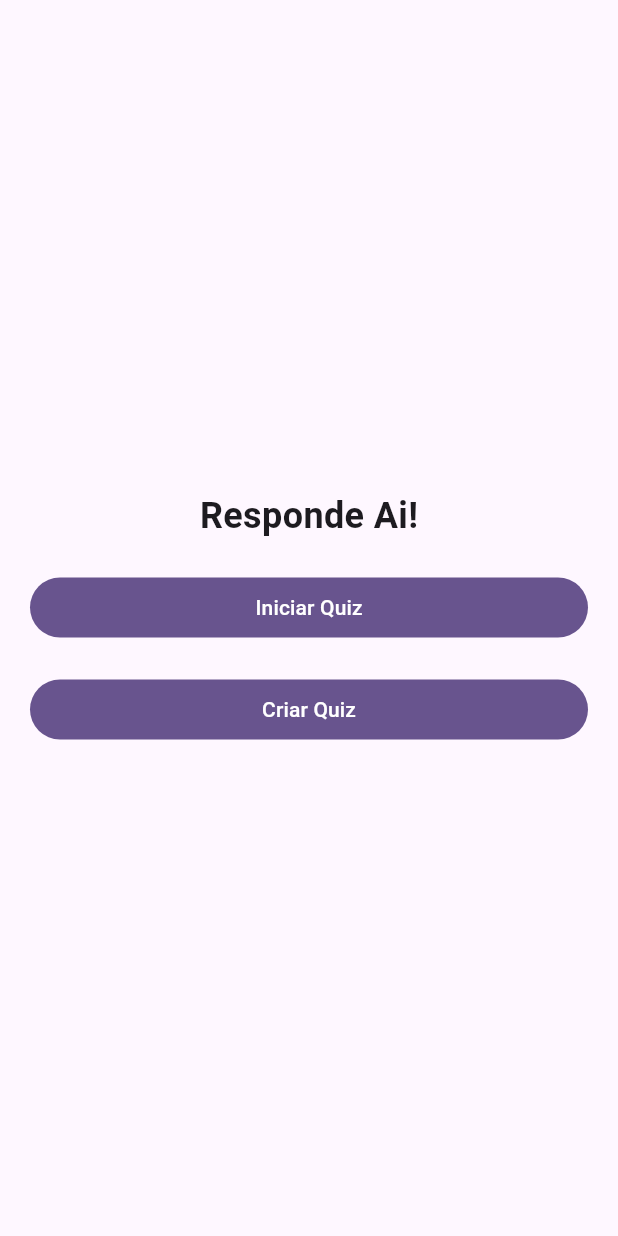
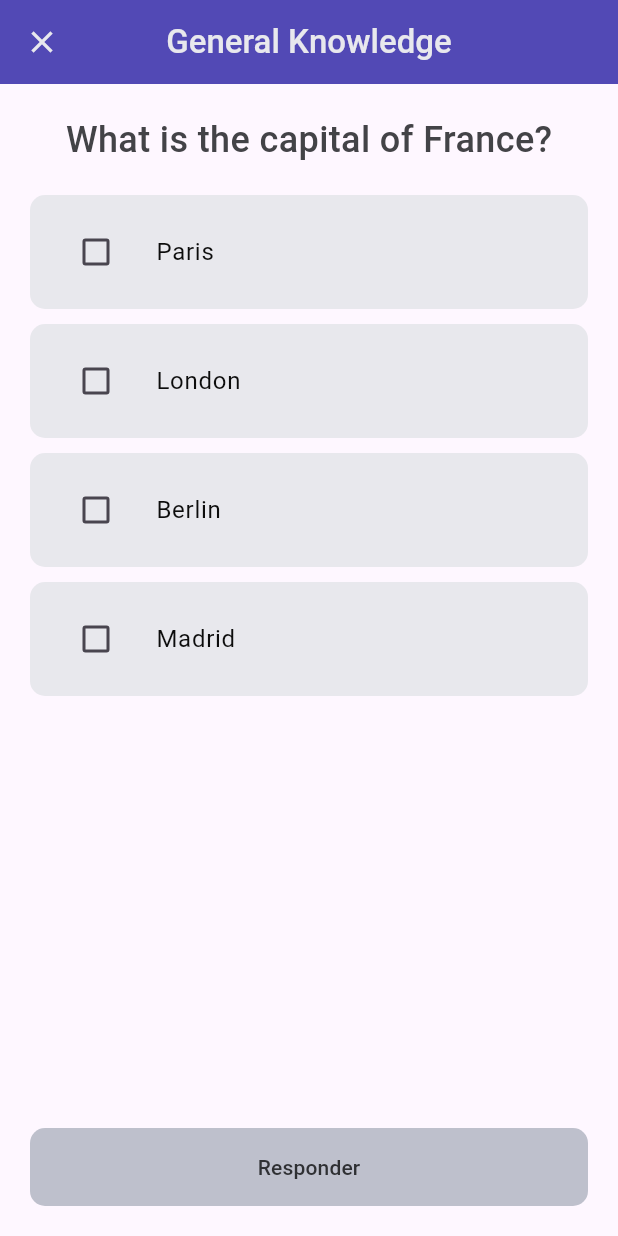
Before and after one commit to lucasmoreno01/reponde-ai, a Flutter app: the screen it shows after launch, after a tap on "Iniciar Quiz", on a phone screen of 412 x 824 dp. Run offline on Flutter 3.47's test engine with Material 3 defaults, Android fonts, the phone set to English and light mode, and no system bars.

Commit message:
feat: start quiz

```diff
--- a/lib/main.dart
+++ b/lib/main.dart
@@ -1,23 +1,25 @@
 import 'package:flutter/material.dart';
 import 'package:responde_ai/quiz/home_page.dart';
+import 'package:responde_ai/quiz/quiz_page.dart';
+import 'package:responde_ai/shared/theme/app_theme.dart';
 
 void main() {
-  runApp(const MyApp());
+  runApp(const RespondeAiApp());
 }
 
-class MyApp extends StatelessWidget {
-  const MyApp({super.key});
+class RespondeAiApp extends StatelessWidget {
+  const RespondeAiApp({super.key});
 
-  // This widget is the root of your application.
   @override
   Widget build(BuildContext context) {
     return MaterialApp(
-      title: 'Flutter Demo',
-      theme: ThemeData(
-
-        colorScheme: ColorScheme.fromSeed(seedColor: Colors.deepPurple),
-      ),
-      home: const HomePage()
+      initialRoute: '/',
+      routes: {
+        '/': (context) => const HomePage(),
+        QuizPage.routeName: (context) => const QuizPage(),
+      },
+      title: 'Responde Aí!',
+      theme: AppTheme.appTheme(context),
     );
   }
 }
--- a/lib/quiz/home_page.dart
+++ b/lib/quiz/home_page.dart
@@ -1,4 +1,5 @@
 import 'package:flutter/material.dart';
+import 'package:responde_ai/quiz/quiz_page.dart';
 
 class HomePage extends StatelessWidget {
   const HomePage({super.key});
@@ -17,7 +18,12 @@ class HomePage extends StatelessWidget {
               'Responde Ai!',
               style: TextStyle(fontSize: 24, fontWeight: FontWeight.bold),
             ),
-            _AppButton(text: 'Iniciar Quiz', onPressed: () {}),
+            _AppButton(
+              text: 'Iniciar Quiz',
+              onPressed: () {
+                Navigator.pushNamed(context, QuizPage.routeName);
+              },
+            ),
             _AppButton(text: 'Criar Quiz', onPressed: () {}),
           ],
         ),
--- /dev/null
+++ b/lib/quiz/model/quiz_moldel.dart
@@ -0,0 +1,30 @@
+class Quiz {
+  final String id;
+  final List<Question> questions;
+  final int correctQuantity;
+  final String title;
+
+  Quiz({
+    required this.id,
+    required this.questions,
+    required this.correctQuantity,
+    required this.title,
+  });
+}
+
+class Question {
+  final String id;
+  final String question;
+  final List<Answer> answers;
+  final bool isMultipleChoice;
+ // TODO: Method to shuffle answers
+  Question( {required this.id, required this.question, required this.answers, required this.isMultipleChoice} );
+}
+
+class Answer {
+  final String id;
+  final String answer;
+  final bool isCorrect;
+
+  Answer({required this.id, required this.answer, required this.isCorrect});
+}
--- /dev/null
+++ b/lib/quiz/quiz_page.dart
@@ -0,0 +1,158 @@
+import 'package:flutter/material.dart';
+import 'package:responde_ai/quiz/repositories/quiz_repository.dart';
+import 'package:responde_ai/shared/theme/color_theme.dart';
+
+class QuizPage extends StatefulWidget {
+  static const String routeName = '/quiz';
+  const QuizPage({super.key});
+
+  @override
+  State<QuizPage> createState() => _QuizPageState();
+}
+
+int currentQuestionIndex = 0;
+
+class _QuizPageState extends State<QuizPage> {
+  int currentQuestionIndex = 0;
+  Set<String> selectedAnswers = {};
+  String? selectedAnswer;
+
+  bool answered = false;
+  @override
+  Widget build(BuildContext context) {
+    final quiz = quizzes[0];
+    final currentQuestion = quiz.questions[currentQuestionIndex];
+    final isMultipleChoice = currentQuestion.isMultipleChoice;
+
+    final markedOptions = (isMultipleChoice
+        ? selectedAnswers.length > 1
+        : selectedAnswer != null);
+
+    void selectAnswer(String answerId) {
+
+      if (answered) return;
+      setState(() {
+        if (isMultipleChoice) {
+          if (selectedAnswers.contains(answerId)) {
+            selectedAnswers.remove(answerId);
+          } else {
+            selectedAnswers.add(answerId);
+          }
+        } else {
+          selectedAnswer = answerId;
+        }
+      });
+    }
+
+    void nextQuestion() {
+      if (currentQuestionIndex < quiz.questions.length - 1) {
+        setState(() {
+          currentQuestionIndex++;
+          selectedAnswers = {};
+          selectedAnswer = null;
+          answered = false;
+        });
+      } else {
+        // TODO finalizar quiz
+      }
+    }
+
+    return Scaffold(
+      appBar: AppBar(
+        title: Text(quiz.title, style: TextStyle(fontWeight: FontWeight.w500)),
+        centerTitle: true,
+        leading: GestureDetector(
+          onTap: () => Navigator.pop(context),
+          child: const Icon(Icons.close),
+        ),
+        backgroundColor: ColorTheme.secondary,
+        foregroundColor: ColorTheme.neutral200,
+      ),
+      body: Padding(
+        padding: const EdgeInsets.symmetric(horizontal: 20),
+        child: SingleChildScrollView(
+          child: Column(
+            children: [
+              const SizedBox(height: 20),
+              Text(
+                currentQuestion.question,
+                style: TextStyle(
+                  fontSize: 24,
+                  fontWeight: FontWeight.w500,
+                  color: ColorTheme.neutral700,
+                ),
+              ),
+              const SizedBox(height: 20),
+              ...currentQuestion.answers.map((answer) {
+                final isSelected = isMultipleChoice
+                    ? selectedAnswers.contains(answer.id)
+                    : selectedAnswer == answer.id;
+
+                Color answerColor;
+                if (isSelected) {
+                  if (answered) {
+                    answerColor = answer.isCorrect
+                        ? ColorTheme.correct
+                        : ColorTheme.wrong;
+                  } else {
+                    answerColor = ColorTheme.tertiary;
+                  }
+                } else {
+                  if (answered && answer.isCorrect) {
+                    answerColor = ColorTheme.neutral600;
+                  } else {
+                    answerColor = ColorTheme.neutral200;
+                  }
+                }
+
+                return Padding(
+                  padding: const EdgeInsets.only(bottom: 10),
+                  child: ListTile(
+                    tileColor: answerColor,
+                    title: Text(
+                      answer.answer,
+                      style: TextStyle(color: ColorTheme.neutral950),
+                    ),
+                    leading: isMultipleChoice
+                        ? Checkbox(
+                            value: isSelected,
+                            onChanged: (_) =>  selectAnswer(answer.id),
+                          )
+                        : Radio<String>(
+                            value: answer.id,
+                            groupValue: selectedAnswer,
+                            onChanged: (_) => selectAnswer(answer.id),
+                          ),
+                    onTap: () => selectAnswer(answer.id),
+                  ),
+                );
+              }),
+            ],
+          ),
+        ),
+      ),
+      bottomNavigationBar: Container(
+        padding: const EdgeInsets.all(20),
+        child: !answered
+            ? FilledButton(
+                onPressed: markedOptions
+                    ? () {
+                        setState(() {
+                          answered = true;
+                        });
+                      }
+                    : null,
+                child: const Text('Responder'),
+              )
+            : FilledButton(
+                onPressed: nextQuestion,
+                child: Text(
+                  currentQuestionIndex < quiz.questions.length - 1
+                      ? 'Próxima Pergunta'
+                      : 'Finalizar Quiz',
+                ),
+              ),
+      ),
+    );
+  }
+}
--- /dev/null
+++ b/lib/quiz/repositories/quiz_repository.dart
@@ -0,0 +1,135 @@
+
+import 'package:responde_ai/quiz/model/quiz_moldel.dart';
+
+final List<Quiz> quizzes = [
+  Quiz(
+    id: 'quiz1',
+    title: 'General Knowledge',
+    correctQuantity: 3,
+    questions: [
+      Question(
+        isMultipleChoice: true,
+
+        id: 'q1',
+        question: 'What is the capital of France?',
+        answers: [
+          Answer(id: 'a1', answer: 'Paris', isCorrect: true),
+          Answer(id: 'a2', answer: 'London', isCorrect: false),
+          Answer(id: 'a3', answer: 'Berlin', isCorrect: true),
+          Answer(id: 'a4', answer: 'Madrid', isCorrect: false),
+        ],
+      ),
+      Question(
+        isMultipleChoice: false,
+
+        id: 'q2',
+        question: 'Which planet is known as the Red Planet?',
+        answers: [
+          Answer(id: 'a1', answer: 'Mars', isCorrect: true),
+          Answer(id: 'a2', answer: 'Venus', isCorrect: false),
+          Answer(id: 'a3', answer: 'Jupiter', isCorrect: false),
+          Answer(id: 'a4', answer: 'Saturn', isCorrect: false),
+        ],
+      ),
+      Question(
+        isMultipleChoice: false,
+
+        id: 'q3',
+        question: 'Who wrote "Romeo and Juliet"?',
+        answers: [
+          Answer(id: 'a1', answer: 'William Shakespeare', isCorrect: true),
+          Answer(id: 'a2', answer: 'Charles Dickens', isCorrect: false),
+          Answer(id: 'a3', answer: 'Jane Austen', isCorrect: false),
+          Answer(id: 'a4', answer: 'Mark Twain', isCorrect: false),
+        ],
+      ),
+    ],
+  ),
+  Quiz(
+    id: 'quiz2',
+    title: 'Science',
+    correctQuantity: 3,
+    questions: [
+      Question(
+        isMultipleChoice: false,
+        id: 'q1',
+        question: 'What is H2O commonly known as?',
+
+        answers: [
+          Answer(id: 'a1', answer: 'Water', isCorrect: true),
+          Answer(id: 'a2', answer: 'Oxygen', isCorrect: false),
+          Answer(id: 'a3', answer: 'Hydrogen', isCorrect: false),
+          Answer(id: 'a4', answer: 'Salt', isCorrect: false),
+        ],
+      ),
+      Question(
+        isMultipleChoice: false,
+
+        id: 'q2',
+        question: 'What gas do plants absorb from the atmosphere?',
+        answers: [
+          Answer(id: 'a1', answer: 'Carbon Dioxide', isCorrect: true),
+          Answer(id: 'a2', answer: 'Oxygen', isCorrect: false),
+          Answer(id: 'a3', answer: 'Nitrogen', isCorrect: false),
+          Answer(id: 'a4', answer: 'Hydrogen', isCorrect: false),
+        ],
+      ),
+      Question(
+        isMultipleChoice: false,
+
+        id: 'q3',
+        question: 'What is the boiling point of water?',
+        answers: [
+          Answer(id: 'a1', answer: '100°C', isCorrect: true),
+          Answer(id: 'a2', answer: '0°C', isCorrect: false),
+          Answer(id: 'a3', answer: '50°C', isCorrect: false),
+          Answer(id: 'a4', answer: '200°C', isCorrect: false),
+        ],
+      ),
+    ],
+  ),
+  Quiz(
+    id: 'quiz3',
+    title: 'Mathematics',
+    correctQuantity: 3,
+    questions: [
+      Question(
+        isMultipleChoice: false,
+
+        id: 'q1',
+        question: 'What is 2 + 2?',
+        answers: [
+          Answer(id: 'a1', answer: '4', isCorrect: true),
+          Answer(id: 'a2', answer: '3', isCorrect: false),
+          Answer(id: 'a3', answer: '5', isCorrect: false),
+          Answer(id: 'a4', answer: '6', isCorrect: false),
+        ],
+      ),
+      Question(
+        isMultipleChoice: false,
+
+        id: 'q2',
+        question: 'What is the square root of 9?',
+        answers: [
+          Answer(id: 'a1', answer: '3', isCorrect: true),
+          Answer(id: 'a2', answer: '9', isCorrect: false),
+          Answer(id: 'a3', answer: '6', isCorrect: false),
+          Answer(id: 'a4', answer: '1', isCorrect: false),
+        ],
+      ),
+      Question(
+        isMultipleChoice: false,
+
+        id: 'q3',
+        question: 'What is 10 divided by 2?',
+        answers: [
+          Answer(id: 'a1', answer: '5', isCorrect: true),
+          Answer(id: 'a2', answer: '2', isCorrect: false),
+          Answer(id: 'a3', answer: '10', isCorrect: false),
+          Answer(id: 'a4', answer: '20', isCorrect: false),
+        ],
+      ),
+    ],
+  ),
+];
+final List<String> test = [ 'w', 'w'];
--- /dev/null
+++ b/lib/shared/theme/app_theme.dart
@@ -0,0 +1,68 @@
+import 'package:flutter/material.dart';
+import 'package:responde_ai/shared/theme/color_theme.dart';
+
+class AppTheme {
+  static ThemeData appTheme(BuildContext context) {
+    // final textTheme = TextStyleConfig.getTextTheme(context);
+
+    return ThemeData(
+      useMaterial3: true,
+      // textTheme: textTheme,
+      // TODO COR DO BULLET E Chrckbox
+      primaryColor: ColorTheme.primary,
+      appBarTheme: const AppBarTheme(),
+      filledButtonTheme:  FilledButtonThemeData(
+
+        style: ButtonStyle(
+          padding: WidgetStatePropertyAll<EdgeInsetsGeometry>(
+            EdgeInsets.symmetric( vertical: 16),
+          ),
+           backgroundColor: WidgetStateProperty.resolveWith<Color>(
+                (states) {
+                  if (states.contains(WidgetState.disabled)) {
+                  return ColorTheme.neutral400;
+                  }
+                  return ColorTheme.secondary;
+                },
+                ),
+                foregroundColor: WidgetStateProperty.resolveWith<Color>(
+                (states) {
+                  if (states.contains(WidgetState.disabled)) {
+                  return ColorTheme.neutral800;
+                  }
+                  return ColorTheme.neutral200;
+                }
+                ),
+          shape: WidgetStatePropertyAll<RoundedRectangleBorder>(
+            RoundedRectangleBorder(
+              borderRadius: BorderRadius.all(Radius.circular(10)),
+            ),
+          ),
+        ),
+      ),
+      inputDecorationTheme: const InputDecorationTheme(
+        focusedBorder: UnderlineInputBorder(
+          borderSide: BorderSide(color: ColorTheme.primary, width: 3.0),
+        ),
+        errorBorder: UnderlineInputBorder(
+          borderSide: BorderSide(color: ColorTheme.wrong, width: 3.0),
+        ),
+        focusedErrorBorder: UnderlineInputBorder(
+          borderSide: BorderSide(color: ColorTheme.wrong, width: 3.0),
+        ),
+        errorStyle: TextStyle(color: ColorTheme.wrong),
+      ),
+      listTileTheme: ListTileThemeData(
+        shape: RoundedRectangleBorder(
+          borderRadius: BorderRadius.all(Radius.circular(10)),
+        ),
+        contentPadding: EdgeInsets.symmetric(horizontal: 20, vertical: 10),
+        textColor: ColorTheme.neutral900,
+        iconColor: ColorTheme.neutral900,
+      ),
+      buttonTheme: const ButtonThemeData(),
+      iconTheme: const IconThemeData(),
+      // scaffoldBackgroundColor: ColorTheme.primaryBackgorund,
+    );
+  }
+}
--- /dev/null
+++ b/lib/shared/theme/color_theme.dart
@@ -0,0 +1,21 @@
+import 'package:flutter/material.dart';
+
+class ColorTheme {
+  static const primary = Color(0xFFF0F0F0);
+  static const neutral = Color(0xFFFFFFFF);
+  static const neutral100 = Color(0xFFF8F9FC);
+  static const neutral200 = Color(0xFFE8E8ED);
+  static const neutral300 = Color(0xFFd8d8d8);
+  static const neutral400 = Color(0xFFBEC0CC);
+  static const neutral500 = Color(0xFF7D808A);
+  static const neutral600 = Color(0xFF64666d);
+  static const neutral700 = Color(0xFF434347);
+  static const neutral800 = Color(0xFF2F3033);
+  static const neutral900 = Color(0xFF252627);
+  static const neutral950 = Color(0xFF0C0C0C);
+  static const secondary = Color(0xFF5249B5);
+  static const tertiary = Color(0xFFE6D057);
+  static const wrong = Color.fromRGBO(249, 69, 90, 1);
+  static const correct = Color(0xFF58DE45);
+
+}
```
